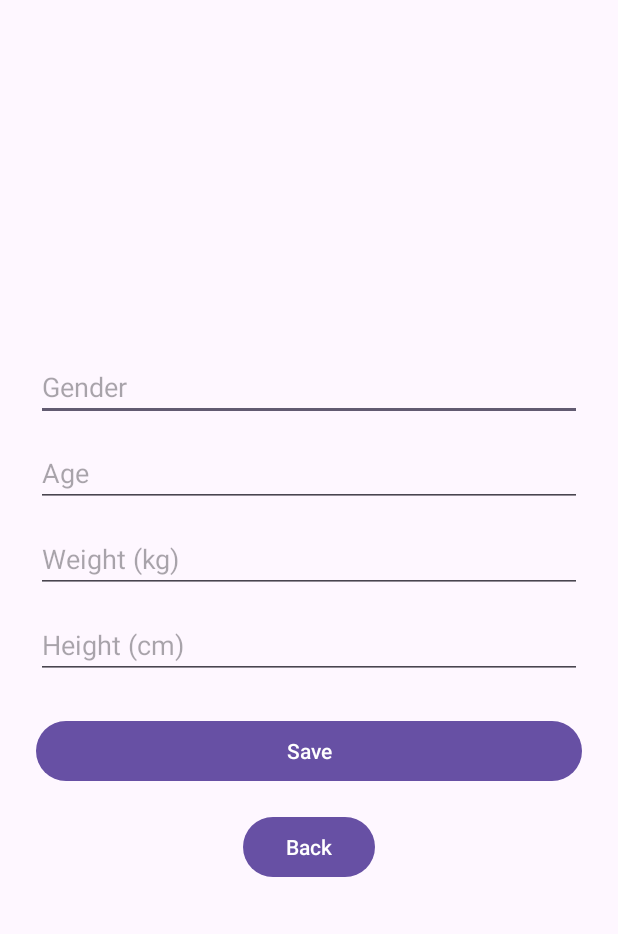
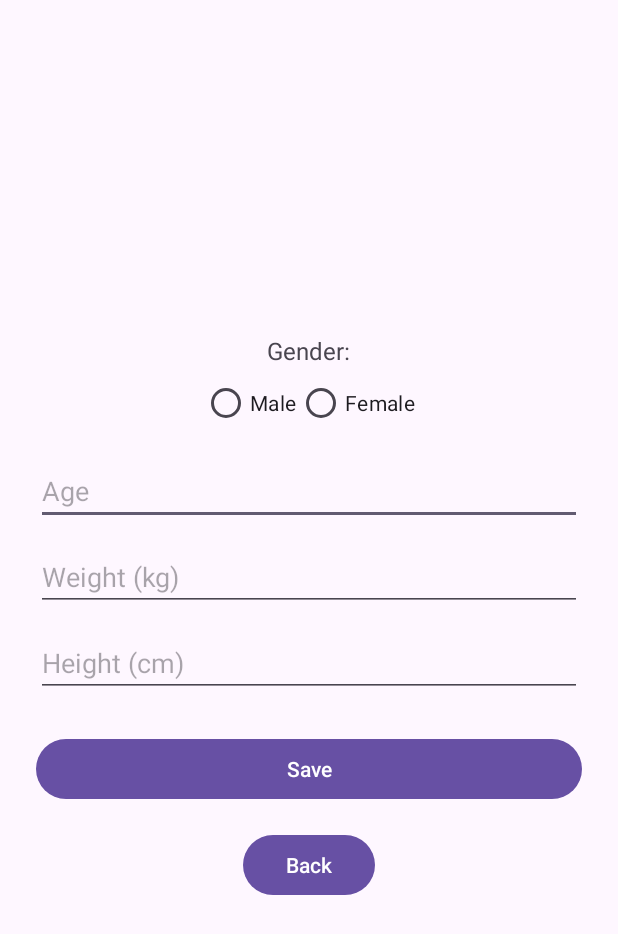
Before and after one commit to sorensuper10/MobileApplicationsDevelopmentAssignment2, an Android app: the EditProfileActivity screen opened directly, with no data from a screen before it, on a phone screen of 412 x 824 dp. Shown: the top 934 px of the screen. Run offline under Robolectric (Android 15) with nearby library versions, the phone set to English and light mode, and no system bars; 1 statement that could not run was skipped.

Commit message:
Version 1.5

```diff
--- a/app/src/main/res/layout/activity_edit_profile.xml
+++ b/app/src/main/res/layout/activity_edit_profile.xml
@@ -6,11 +6,30 @@
     android:padding="24dp"
     android:gravity="center">
 
-    <EditText
-        android:id="@+id/editGender"
-        android:hint="Gender"
-        android:layout_width="match_parent"
-        android:layout_height="wrap_content" />
+    <TextView
+        android:layout_width="wrap_content"
+        android:layout_height="wrap_content"
+        android:text="Gender:"
+        android:textSize="16sp" />
+
+    <RadioGroup
+        android:id="@+id/radioGender"
+        android:layout_width="wrap_content"
+        android:layout_height="wrap_content"
+        android:orientation="horizontal">
+
+        <RadioButton
+            android:id="@+id/radioMale"
+            android:layout_width="wrap_content"
+            android:layout_height="wrap_content"
+            android:text="Male" />
+
+        <RadioButton
+            android:id="@+id/radioFemale"
+            android:layout_width="wrap_content"
+            android:layout_height="wrap_content"
+            android:text="Female" />
+    </RadioGroup>
 
     <EditText
         android:id="@+id/editAge"
```
Also changed, not shown: app/src/main/java/com/example/mobileapplicationsdevelopmentassignment2/EditProfileActivity.java (+35 -9 lines).
